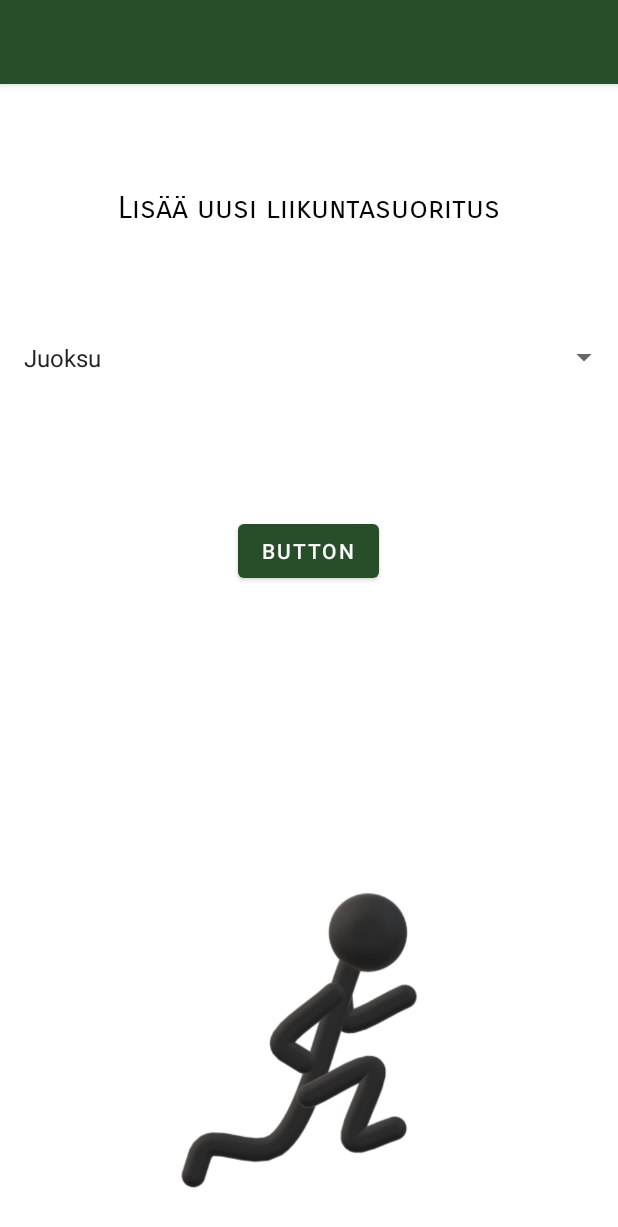
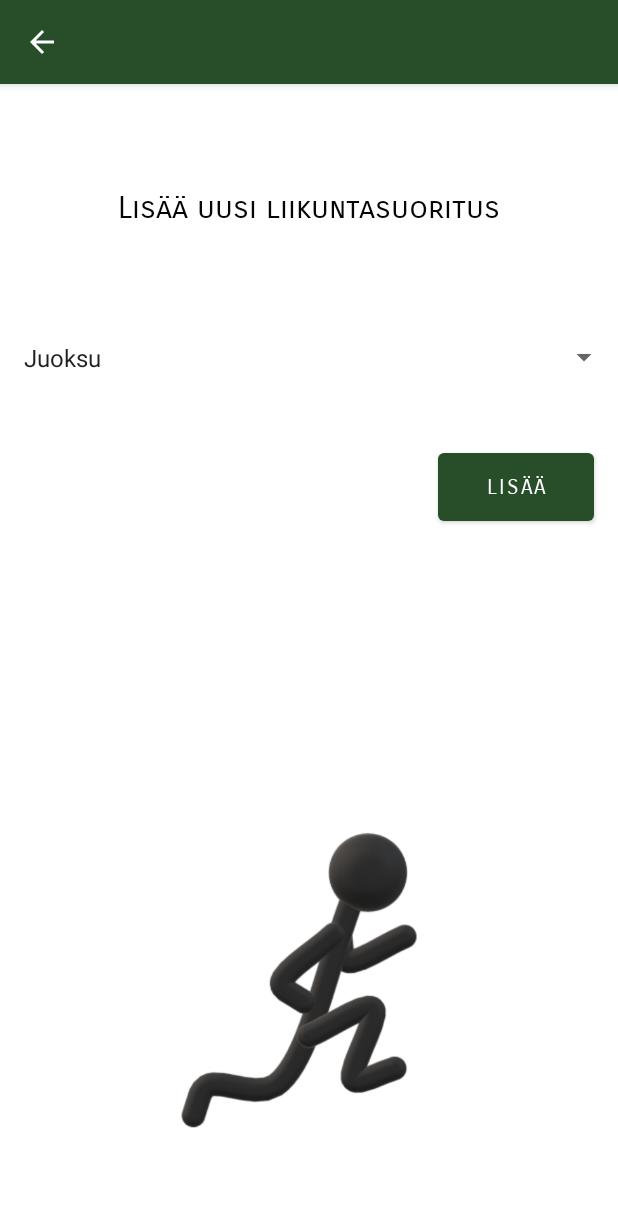
Before and after one commit to Sofvi/HealthHub, an Android app: the Exercise screen opened directly, with no data from a screen before it, on a phone screen of 412 x 824 dp. Shown: the top 1227 px of the screen. Run offline under Robolectric (Android 15) with nearby library versions, the phone set to English and light mode, and no system bars.

Commit message:
Layout päivitetty

```diff
--- a/app/src/main/AndroidManifest.xml
+++ b/app/src/main/AndroidManifest.xml
@@ -11,15 +11,19 @@
         android:theme="@style/Theme.Terveyssovellus">
         <activity
             android:name=".UserSettings"
+            android:parentActivityName=".MainActivity"
             android:exported="false" />
         <activity
             android:name=".Exercise"
+            android:parentActivityName=".MainActivity"
             android:exported="false" />
         <activity
             android:name=".Weight"
+            android:parentActivityName=".MainActivity"
             android:exported="false" />
         <activity
             android:name=".Food"
+            android:parentActivityName=".MainActivity"
             android:exported="false" />
         <activity
             android:name=".MainActivity"
--- a/app/src/main/java/com/example/terveyssovellus/Exercise.java
+++ b/app/src/main/java/com/example/terveyssovellus/Exercise.java
@@ -26,6 +26,7 @@ public class Exercise extends AppCompatActivity {
     protected void onCreate(Bundle savedInstanceState) {
         super.onCreate(savedInstanceState);
         setContentView(R.layout.activity_exercise);
+        getSupportActionBar().setDisplayHomeAsUpEnabled(true);
 
         Spinner liikunnatDropdown = (Spinner) findViewById(R.id.spinnerExercises);
 
--- a/app/src/main/java/com/example/terveyssovellus/Food.java
+++ b/app/src/main/java/com/example/terveyssovellus/Food.java
@@ -25,6 +25,7 @@ public class Food extends AppCompatActivity {
     protected void onCreate(Bundle savedInstanceState) {
         super.onCreate(savedInstanceState);
         setContentView(R.layout.activity_food);
+        getSupportActionBar().setDisplayHomeAsUpEnabled(true);
 
         SharedPreferences prefs = getDefaultSharedPreferences(getApplicationContext());
         foodCalories = prefs.getInt(currentDateKey,
--- a/app/src/main/java/com/example/terveyssovellus/UserSettings.java
+++ b/app/src/main/java/com/example/terveyssovellus/UserSettings.java
@@ -18,6 +18,7 @@ public class UserSettings extends AppCompatActivity {
     protected void onCreate(Bundle savedInstanceState) {
         super.onCreate(savedInstanceState);
         setContentView(R.layout.activity_user_settings);
+        getSupportActionBar().setDisplayHomeAsUpEnabled(true);
 
         EditText addCourseText = findViewById(R.id.et_food_goal);
         addCourseText.setOnKeyListener(new View.OnKeyListener()
--- a/app/src/main/java/com/example/terveyssovellus/Weight.java
+++ b/app/src/main/java/com/example/terveyssovellus/Weight.java
@@ -37,6 +37,7 @@ public class Weight extends AppCompatActivity {
     protected void onCreate(Bundle savedInstanceState) {
         super.onCreate(savedInstanceState);
         setContentView(R.layout.activity_weight);
+        getSupportActionBar().setDisplayHomeAsUpEnabled(true);
 
         SharedPreferences prefs = getDefaultSharedPreferences(getApplicationContext());
         Gson gson = new Gson();
--- a/app/src/main/res/layout/activity_exercise.xml
+++ b/app/src/main/res/layout/activity_exercise.xml
@@ -19,7 +19,7 @@
         android:layout_width="339dp"
         android:layout_height="47dp"
         android:fontFamily="sans-serif-smallcaps"
-        android:text="Lisää uusi liikuntasuoritus"
+        android:text="@string/lis_uusi_liikuntasuoritus"
         android:textAlignment="center"
         android:textColor="#050505"
         android:textSize="20sp"
@@ -45,7 +45,8 @@
         android:id="@+id/imageView3"
         android:layout_width="277dp"
         android:layout_height="247dp"
-        android:layout_marginBottom="4dp"
+        android:layout_marginBottom="44dp"
+        android:contentDescription="@string/todo"
         app:layout_constraintBottom_toBottomOf="parent"
         app:layout_constraintEnd_toEndOf="parent"
         app:layout_constraintStart_toStartOf="parent"
@@ -53,14 +54,17 @@
 
     <Button
         android:id="@+id/button2"
-        android:layout_width="wrap_content"
-        android:layout_height="wrap_content"
-        android:text="Button"
+        android:layout_width="104dp"
+        android:layout_height="57dp"
+        android:fontFamily="sans-serif-smallcaps"
+        android:onClick="onClick"
+        android:text="@string/lis"
+        android:textAlignment="center"
         app:layout_constraintBottom_toBottomOf="parent"
         app:layout_constraintEnd_toEndOf="parent"
-        app:layout_constraintHorizontal_bias="0.498"
+        app:layout_constraintHorizontal_bias="0.947"
         app:layout_constraintStart_toStartOf="parent"
         app:layout_constraintTop_toTopOf="parent"
-        app:layout_constraintVertical_bias="0.399" />
+        app:layout_constraintVertical_bias="0.338" />
 
 </androidx.constraintlayout.widget.ConstraintLayout>
--- a/app/src/main/res/values/strings.xml
+++ b/app/src/main/res/values/strings.xml
@@ -5,7 +5,7 @@
     <string name="lis_liikunta">Lisää liikunta</string>
     <string name="seuranta">Seuranta</string>
     <string name="kalorilaskuri">Kalorilaskuri</string>
-    <string name="lis">Lisää</string>
+    <string name="lisaa">Lisää</string>
     <string name="sy_t_ruuan_kalorit">Syötä ruuan kalorit</string>
     <string name="kalorit_yhteens">Kalorit yhteensä</string>
     <string name="_0">0</string>
@@ -19,6 +19,9 @@
     <string name="kaloritavoite">Kaloritavoite</string>
     <string name="poltetut_kalorit">Poltetut kalorit</string>
     <string name="lis_liikuntasuoritus">lisää liikuntasuoritus</string>
+    <string name="lis_uusi_liikuntasuoritus">Lisää uusi liikuntasuoritus</string>
+    <string name="lis">Lisää</string>
+    <string name="todo">TODO</string>
 
     <string-array name="liikuntamuodot">
         <item>Juoksu</item>
```
Also changed, not shown: app/src/main/res/layout/activity_main.xml (+45 -32 lines), 1 other file.
